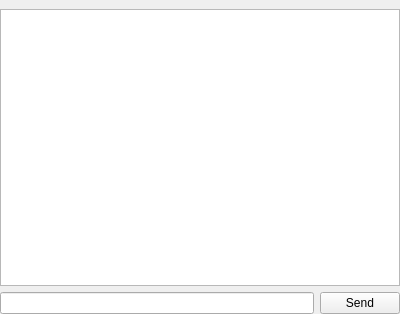
Qt form application/GUI/Chat/WidgetChat.ui (Ummon/D-LAN) before a commit.
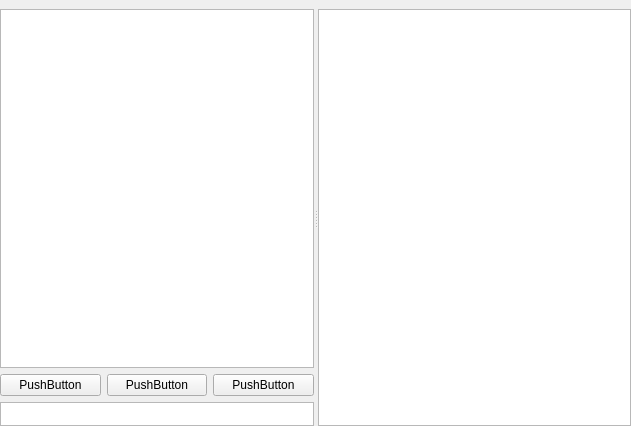
The same form after that commit. Icons and pictures are not drawn.

Commit message: * Implementation of chat rooms (work in progress, totally messy for the moment). * Remove "using namespace" in header files.

The edit to the form file:
```diff
--- a/application/GUI/Chat/WidgetChat.ui
+++ b/application/GUI/Chat/WidgetChat.ui
@@ -6,8 +6,8 @@
    <rect>
     <x>0</x>
     <y>0</y>
-    <width>400</width>
-    <height>314</height>
+    <width>631</width>
+    <height>426</height>
    </rect>
   </property>
   <property name="windowTitle">
@@ -17,7 +17,10 @@
    <iconset resource="../ressources.qrc">
     <normaloff>:/icons/ressources/chat.png</normaloff>:/icons/ressources/chat.png</iconset>
   </property>
-  <layout class="QVBoxLayout" name="layMain">
+  <layout class="QVBoxLayout" name="verticalLayout_2">
+   <property name="spacing">
+    <number>6</number>
+   </property>
    <property name="leftMargin">
     <number>0</number>
    </property>
@@ -31,24 +34,76 @@
     <number>0</number>
    </property>
    <item>
+    <widget class="QSplitter" name="splitter">
+     <property name="lineWidth">
+      <number>1</number>
+     </property>
+     <property name="orientation">
+      <enum>Qt::Horizontal</enum>
+     </property>
+     <widget class="QWidget" name="">
+      <layout class="QVBoxLayout" name="verticalLayout">
+       <item>
     <widget class="QTableView" name="tblChat"/>
    </item>
    <item>
-    <layout class="QHBoxLayout" name="layMessage">
-     <property name="spacing">
-      <number>6</number>
-     </property>
+        <layout class="QHBoxLayout" name="horizontalLayout">
+         <item>
+          <widget class="QPushButton" name="pushButton_3">
+           <property name="text">
+            <string>PushButton</string>
+           </property>
+          </widget>
+         </item>
      <item>
-      <widget class="QLineEdit" name="txtMessage"/>
+          <widget class="QPushButton" name="pushButton_2">
+           <property name="text">
+            <string>PushButton</string>
+           </property>
+          </widget>
      </item>
      <item>
       <widget class="QPushButton" name="butSend">
        <property name="text">
-        <string>Send</string>
+            <string>PushButton</string>
        </property>
       </widget>
      </item>
     </layout>
+       </item>
+       <item>
+        <widget class="QTextEdit" name="txtMessage">
+         <property name="sizePolicy">
+          <sizepolicy hsizetype="Expanding" vsizetype="Fixed">
+           <horstretch>0</horstretch>
+           <verstretch>0</verstretch>
+          </sizepolicy>
+         </property>
+         <property name="maximumSize">
+          <size>
+           <width>16777215</width>
+           <height>24</height>
+          </size>
+         </property>
+         <property name="horizontalScrollBarPolicy">
+          <enum>Qt::ScrollBarAlwaysOff</enum>
+         </property>
+         <property name="documentTitle">
+          <string notr="true"/>
+         </property>
+        </widget>
+       </item>
+      </layout>
+     </widget>
+     <widget class="QTableView" name="tblRoomPeers">
+      <property name="sizePolicy">
+       <sizepolicy hsizetype="Expanding" vsizetype="Expanding">
+        <horstretch>0</horstretch>
+        <verstretch>0</verstretch>
+       </sizepolicy>
+      </property>
+     </widget>
+    </widget>
    </item>
   </layout>
  </widget>
```
Left out of the diff: 2 changed lines with no effect on the pictures. Lines whose indentation alone changed are shown as unchanged. The commit also changes 44 other files.
